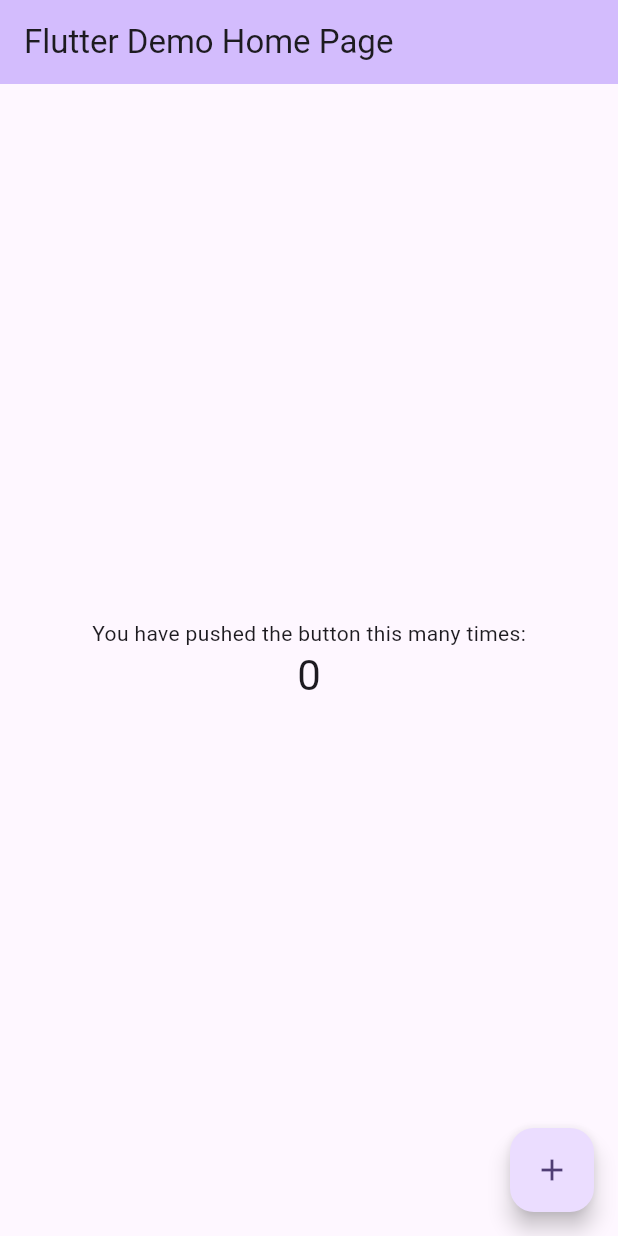
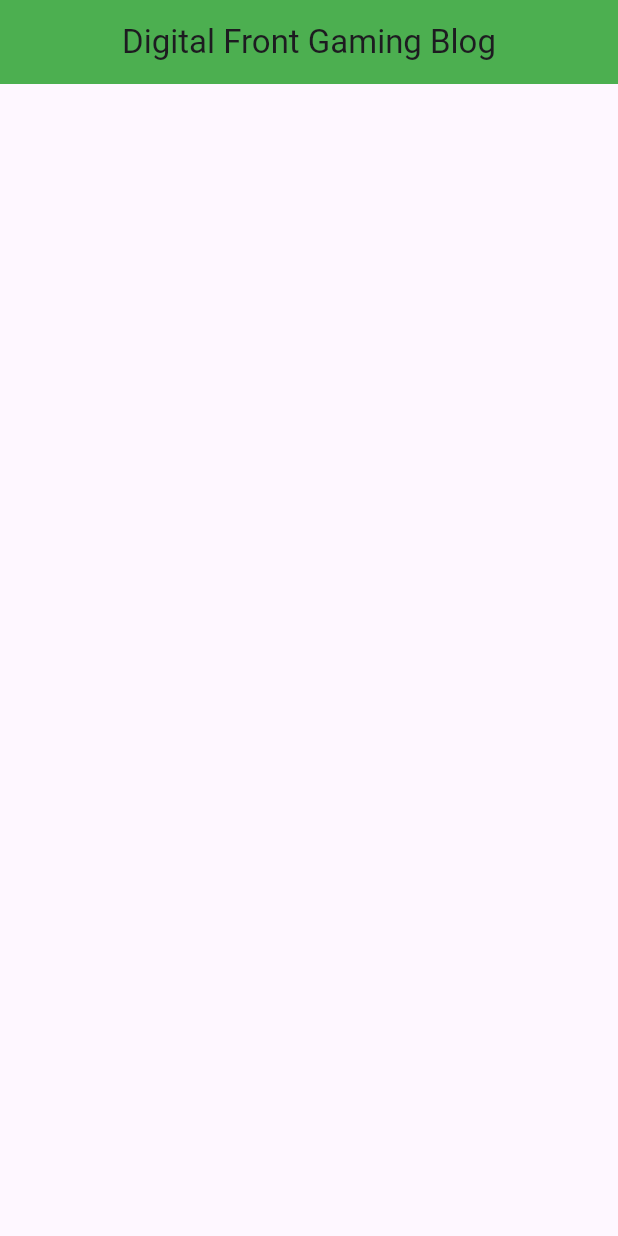
Before and after one commit to NerdyisHere/flutter-blog-project, a Flutter app: the screen it shows after launch, on a phone screen of 412 x 824 dp. Run offline on Flutter 3.47's test engine with Material 3 defaults, Android fonts, the light colour scheme and no system bars.

Commit message:
Began work on the main page. Added an appbar to the top and centered it

```diff
--- /dev/null
+++ b/lib/LoginRegisterPage.dart
@@ -0,0 +1,20 @@
+import 'package:flutter/material.dart';
+
+class LoginRegister extends StatefulWidget {
+  State<StatefulWidget> createState() {
+    return _LoginRegisterState();
+  }
+}
+
+class _LoginRegisterState extends State<LoginRegister> {
+  @override
+  Widget build(BuildContext context) {
+    return Scaffold(
+      appBar: AppBar(
+        title: const Text("Digital Front Gaming Blog"),
+        backgroundColor: Colors.green,
+        centerTitle: true,
+      ),
+    );
+  }
+}
--- a/lib/main.dart
+++ b/lib/main.dart
@@ -1,125 +1,20 @@
 import 'package:flutter/material.dart';
+import 'LoginRegisterPage.dart';
 
 void main() {
-  runApp(const MyApp());
+  // Main function that allows the app to run
+  runApp(BlogApp());
 }
 
-class MyApp extends StatelessWidget {
-  const MyApp({super.key});
-
-  // This widget is the root of your application.
+class BlogApp extends StatelessWidget {
   @override
   Widget build(BuildContext context) {
     return MaterialApp(
-      title: 'Flutter Demo',
+      title: "Digital Front Gaming Blog",
       theme: ThemeData(
-        // This is the theme of your application.
-        //
-        // TRY THIS: Try running your application with "flutter run". You'll see
-        // the application has a purple toolbar. Then, without quitting the app,
-        // try changing the seedColor in the colorScheme below to Colors.green
-        // and then invoke "hot reload" (save your changes or press the "hot
-        // reload" button in a Flutter-supported IDE, or press "r" if you used
-        // the command line to start the app).
-        //
-        // Notice that the counter didn't reset back to zero; the application
-        // state is not lost during the reload. To reset the state, use hot
-        // restart instead.
-        //
-        // This works for code too, not just values: Most code changes can be
-        // tested with just a hot reload.
-        colorScheme: ColorScheme.fromSeed(seedColor: Colors.deepPurple),
-        useMaterial3: true,
+        primarySwatch: Colors.green,
       ),
-      home: const MyHomePage(title: 'Flutter Demo Home Page'),
+      home: LoginRegister(),
     );
   }
 }
-
-class MyHomePage extends StatefulWidget {
-  const MyHomePage({super.key, required this.title});
-
-  // This widget is the home page of your application. It is stateful, meaning
-  // that it has a State object (defined below) that contains fields that affect
-  // how it looks.
-
-  // This class is the configuration for the state. It holds the values (in this
-  // case the title) provided by the parent (in this case the App widget) and
-  // used by the build method of the State. Fields in a Widget subclass are
-  // always marked "final".
-
-  final String title;
-
-  @override
-  State<MyHomePage> createState() => _MyHomePageState();
-}
-
-class _MyHomePageState extends State<MyHomePage> {
-  int _counter = 0;
-
-  void _incrementCounter() {
-    setState(() {
-      // This call to setState tells the Flutter framework that something has
-      // changed in this State, which causes it to rerun the build method below
-      // so that the display can reflect the updated values. If we changed
-      // _counter without calling setState(), then the build method would not be
-      // called again, and so nothing would appear to happen.
-      _counter++;
-    });
-  }
-
-  @override
-  Widget build(BuildContext context) {
-    // This method is rerun every time setState is called, for instance as done
-    // by the _incrementCounter method above.
-    //
-    // The Flutter framework has been optimized to make rerunning build methods
-    // fast, so that you can just rebuild anything that needs updating rather
-    // than having to individually change instances of widgets.
-    return Scaffold(
-      appBar: AppBar(
-        // TRY THIS: Try changing the color here to a specific color (to
-        // Colors.amber, perhaps?) and trigger a hot reload to see the AppBar
-        // change color while the other colors stay the same.
-        backgroundColor: Theme.of(context).colorScheme.inversePrimary,
-        // Here we take the value from the MyHomePage object that was created by
-        // the App.build method, and use it to set our appbar title.
-        title: Text(widget.title),
-      ),
-      body: Center(
-        // Center is a layout widget. It takes a single child and positions it
-        // in the middle of the parent.
-        child: Column(
-          // Column is also a layout widget. It takes a list of children and
-          // arranges them vertically. By default, it sizes itself to fit its
-          // children horizontally, and tries to be as tall as its parent.
-          //
-          // Column has various properties to control how it sizes itself and
-          // how it positions its children. Here we use mainAxisAlignment to
-          // center the children vertically; the main axis here is the vertical
-          // axis because Columns are vertical (the cross axis would be
-          // horizontal).
-          //
-          // TRY THIS: Invoke "debug painting" (choose the "Toggle Debug Paint"
-          // action in the IDE, or press "p" in the console), to see the
-          // wireframe for each widget.
-          mainAxisAlignment: MainAxisAlignment.center,
-          children: <Widget>[
-            const Text(
-              'You have pushed the button this many times:',
-            ),
-            Text(
-              '$_counter',
-              style: Theme.of(context).textTheme.headlineMedium,
-            ),
-          ],
-        ),
-      ),
-      floatingActionButton: FloatingActionButton(
-        onPressed: _incrementCounter,
-        tooltip: 'Increment',
-        child: const Icon(Icons.add),
-      ), // This trailing comma makes auto-formatting nicer for build methods.
-    );
-  }
-}
```
